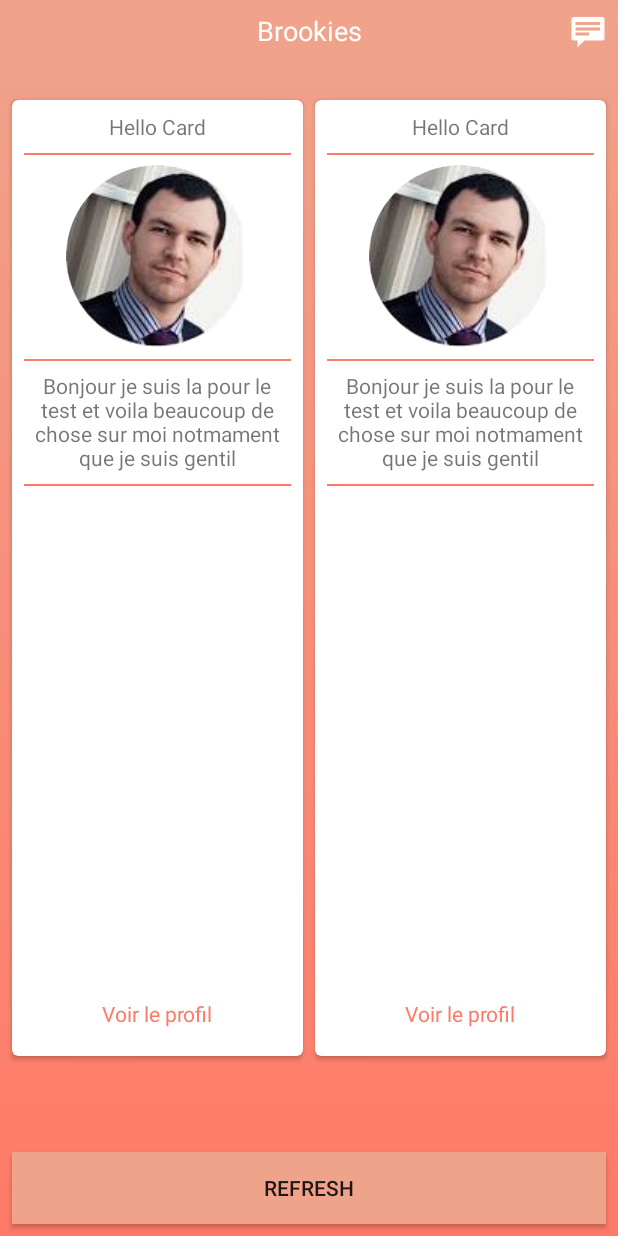
After one commit to Alexyvercruysse/Brookies, an Android app: the MainMatch screen opened directly, with no data from a screen before it, on a phone screen of 412 x 824 dp. The commit adds this screen. Run offline under Robolectric (Android 15) with nearby library versions, the phone set to English and light mode, and no system bars; our stand-ins replace CircleImageView.

Commit message:
add match view and fix description

```diff
--- a/app/build.gradle
+++ b/app/build.gradle
@@ -36,7 +36,7 @@ dependencies {
     compile 'com.facebook.android:facebook-android-sdk:[4,5)'
     compile 'de.hdodenhof:circleimageview:2.1.0'
     compile 'com.squareup.picasso:picasso:2.5.2'
+    compile 'com.android.support:design:25.3.1'
     testCompile 'junit:junit:4.12'
-    compile 'com.android.support:design:25.3.1'
 }
 apply plugin: 'com.google.gms.google-services'
--- a/app/src/main/java/brookies/iut/com/brookies/EditProfile2Activity.java
+++ b/app/src/main/java/brookies/iut/com/brookies/EditProfile2Activity.java
@@ -75,7 +75,7 @@ public class EditProfile2Activity extends AppCompatActivity {
         checkProfile.setOnClickListener(new View.OnClickListener() {
             @Override
             public void onClick(View v) {
-                if (editTextDescription.getText().toString().equals("") || editTextHobbies.getText().toString().equals("")){
+                if (editTextDescription.getText().toString() == null && editTextDescription.getText().toString().equals("") || editTextHobbies.getText().toString() == null && editTextHobbies.getText().toString().equals("")){
                     if (editTextDescription.getText().toString().equals("")){
                         editTextDescription.setError("Need a description");
                     }
--- /dev/null
+++ b/app/src/main/java/brookies/iut/com/brookies/MainMatch.java
@@ -0,0 +1,13 @@
+package brookies.iut.com.brookies;
+
+import android.support.v7.app.AppCompatActivity;
+import android.os.Bundle;
+
+public class MainMatch extends AppCompatActivity {
+
+    @Override
+    protected void onCreate(Bundle savedInstanceState) {
+        super.onCreate(savedInstanceState);
+        setContentView(R.layout.activity_main_match);
+    }
+}
--- a/app/src/main/java/brookies/iut/com/brookies/ProfileActivity.java
+++ b/app/src/main/java/brookies/iut/com/brookies/ProfileActivity.java
@@ -12,6 +12,7 @@ import android.support.v7.widget.SwitchCompat;
 import android.util.Log;
 import android.view.View;
 import android.widget.CompoundButton;
+import android.widget.ImageView;
 import android.widget.TextView;
 
 import com.google.firebase.auth.FirebaseAuth;
@@ -47,6 +48,7 @@ public class ProfileActivity extends AppCompatActivity {
     private SwitchCompat womanSwitch;
     private User user;
     private FloatingActionButton editProfileButton;
+    private ImageView ivPic;
 
     @Override
     protected void onCreate(Bundle savedInstanceState) {
@@ -60,6 +62,7 @@ public class ProfileActivity extends AppCompatActivity {
         mDatabase = FirebaseDatabase.getInstance().getReference();
         editProfileButton = (FloatingActionButton) findViewById(R.id.editProfileFloatingButton);
         profileImage = (CircleImageView) findViewById(R.id.profile_image);
+        ivPic = (ImageView) findViewById(R.id.ivPic);
         mAuthListener = new FirebaseAuth.AuthStateListener() {
             @Override
             public void onAuthStateChanged(@NonNull FirebaseAuth firebaseAuth) {
@@ -72,6 +75,15 @@ public class ProfileActivity extends AppCompatActivity {
                 }
             }
         };
+
+        ivPic.setOnClickListener(new View.OnClickListener() {
+            @Override
+            public void onClick(View v) {
+                Intent intent = new Intent(ProfileActivity.this,MainMatch.class);
+                intent.putExtra("userId",userId);
+                startActivity(intent);
+            }
+        });
 
         mDatabase.child("user/"+userId).addValueEventListener(new ValueEventListener() {
             @Override
--- /dev/null
+++ b/app/src/main/res/layout/activity_main_match.xml
@@ -0,0 +1,269 @@
+<?xml version="1.0" encoding="utf-8"?>
+<LinearLayout xmlns:android="http://schemas.android.com/apk/res/android"
+    xmlns:app="http://schemas.android.com/apk/res-auto"
+    xmlns:tools="http://schemas.android.com/tools"
+    android:layout_width="match_parent"
+    android:layout_height="match_parent"
+    android:background="@drawable/gradient"
+    android:orientation="vertical"
+    tools:context="brookies.iut.com.brookies.MainMatch">
+
+    <FrameLayout
+        android:id="@+id/progressBarHolder"
+        android:layout_width="match_parent"
+        android:layout_height="match_parent"
+        android:alpha="0.4"
+        android:animateLayoutChanges="true"
+        android:background="#fff"
+        android:visibility="gone">
+
+        <ProgressBar
+            style="?android:attr/progressBarStyleLarge"
+            android:layout_width="wrap_content"
+            android:layout_height="wrap_content"
+            android:layout_gravity="center"
+            android:indeterminate="true" />
+
+    </FrameLayout>
+
+    <RelativeLayout
+        android:layout_width="match_parent"
+        android:layout_height="wrap_content"
+        android:layout_marginBottom="24dp">
+
+        <TextView
+            android:layout_width="match_parent"
+            android:layout_height="wrap_content"
+            android:layout_margin="8dp"
+            android:layout_weight="0.88"
+            android:text="Brookies"
+            android:textAlignment="center"
+            android:textColor="#fff"
+            android:textSize="18sp" />
+
+        <ImageButton
+            android:id="@+id/icon_messages"
+            android:layout_width="wrap_content"
+            android:layout_height="wrap_content"
+            android:layout_alignParentRight="true"
+            android:layout_gravity="right"
+            android:layout_margin="8dp"
+            android:background="@null"
+            android:src="@android:drawable/stat_notify_chat" />
+
+    </RelativeLayout>
+
+    <LinearLayout
+        android:layout_width="match_parent"
+        android:layout_height="match_parent"
+        android:layout_marginBottom="30dp"
+        android:layout_weight="10"
+        android:orientation="horizontal"
+        android:weightSum="2">
+
+        <android.support.v7.widget.CardView
+            android:id="@+id/card_view"
+            android:layout_width="wrap_content"
+            android:layout_height="match_parent"
+            android:layout_gravity="center"
+            android:layout_marginBottom="20dp"
+            android:layout_marginLeft="8dp"
+            android:layout_marginRight="4dp"
+            android:layout_marginTop="8dp"
+            android:layout_weight="1"
+            app:cardCornerRadius="4dp">
+
+            <RelativeLayout
+                android:layout_width="match_parent"
+                android:layout_height="match_parent">
+
+                <TextView
+                    android:id="@+id/textView8"
+                    android:layout_width="match_parent"
+                    android:layout_height="wrap_content"
+                    android:layout_margin="8dp"
+                    android:text="Hello Card"
+                    android:textAlignment="center" />
+
+                <View
+                    android:layout_width="match_parent"
+                    android:layout_marginLeft="8dp"
+                    android:layout_marginRight="8dp"
+                    android:layout_below="@id/textView8"
+                    android:background="@color/salmon"
+                    android:layout_height="1dp">
+
+                </View>
+
+                <de.hdodenhof.circleimageview.CircleImageView
+                    android:id="@+id/circleImageView2"
+                    android:layout_width="wrap_content"
+                    android:layout_height="wrap_content"
+                    android:layout_below="@+id/textView8"
+                    android:layout_centerHorizontal="true"
+                    android:layout_weight="1"
+                    android:layout_margin="8dp"
+                    android:src="@drawable/profile" />
+
+                <View
+                    android:layout_width="match_parent"
+                    android:layout_marginLeft="8dp"
+                    android:layout_marginRight="8dp"
+                    android:layout_below="@id/circleImageView2"
+                    android:background="@color/salmon"
+                    android:layout_height="1dp">
+
+                </View>
+
+
+                <TextView
+                    android:id="@+id/textView12"
+                    android:layout_width="match_parent"
+                    android:layout_margin="8dp"
+                    android:layout_height="wrap_content"
+                    android:layout_below="@+id/circleImageView2"
+                    android:text="Bonjour je suis la pour le test
+et voila
+beaucoup
+de chose sur moi notmament que je suis gentil"
+                    android:textAlignment="center" />
+
+                <View
+                    android:layout_width="match_parent"
+                    android:layout_marginLeft="8dp"
+                    android:layout_marginRight="8dp"
+                    android:layout_below="@id/textView12"
+                    android:background="@color/salmon"
+                    android:layout_height="1dp">
+
+                </View>
+
+                <TextView
+                    android:id="@+id/button6"
+                    android:layout_width="match_parent"
+                    android:layout_height="wrap_content"
+                    android:layout_alignParentBottom="true"
+                    android:layout_centerHorizontal="true"
+                    android:layout_margin="8dp"
+                    android:foregroundGravity="center"
+                    android:gravity="center"
+                    android:minHeight="40dp"
+                    android:text="Voir le profil"
+                    android:textAlignment="center"
+                    android:textColor="@color/salmon" />
+
+            </RelativeLayout>
+
+
+
+
+        </android.support.v7.widget.CardView>
+
+        <android.support.v7.widget.CardView
+            android:id="@+id/card_view2"
+            android:layout_width="wrap_content"
+            android:layout_height="match_parent"
+            android:layout_gravity="center"
+            android:layout_marginBottom="20dp"
+            android:layout_marginLeft="4dp"
+            android:layout_marginRight="8dp"
+            android:layout_marginTop="8dp"
+            android:layout_weight="1"
+            app:cardCornerRadius="4dp">
+
+            <RelativeLayout
+                android:layout_width="match_parent"
+                android:layout_height="match_parent">
+
+                <TextView
+                    android:id="@+id/textView20"
+                    android:layout_width="match_parent"
+                    android:layout_height="wrap_content"
+                    android:layout_margin="8dp"
+                    android:text="Hello Card"
+                    android:textAlignment="center" />
+
+                <View
+                    android:layout_width="match_parent"
+                    android:layout_marginLeft="8dp"
+                    android:layout_marginRight="8dp"
+                    android:layout_below="@id/textView20"
+                    android:background="@color/salmon"
+                    android:layout_height="1dp">
+
+                </View>
+
+                <de.hdodenhof.circleimageview.CircleImageView
+                    android:id="@+id/circleImageView20"
+                    android:layout_width="wrap_content"
+                    android:layout_height="wrap_content"
+                    android:layout_below="@+id/textView20"
+                    android:layout_centerHorizontal="true"
+                    android:layout_weight="1"
+                    android:padding="8dp"
+                    android:src="@drawable/profile" />
+
+                <View
+                    android:layout_width="match_parent"
+                    android:layout_marginLeft="8dp"
+                    android:layout_marginRight="8dp"
+                    android:layout_below="@id/circleImageView20"
+                    android:background="@color/salmon"
+                    android:layout_height="1dp">
+
+                </View>
+
+                <TextView
+                    android:id="@+id/textView13"
+                    android:layout_width="match_parent"
+                    android:layout_margin="8dp"
+                    android:layout_height="wrap_content"
+                    android:layout_below="@+id/circleImageView20"
+                    android:text="Bonjour je suis la pour le test
+et voila
+beaucoup
+de chose sur moi notmament que je suis gentil"
+                    android:textAlignment="center" />
+
+                <View
+                    android:layout_width="match_parent"
+                    android:layout_marginLeft="8dp"
+                    android:layout_marginRight="8dp"
+                    android:layout_below="@id/textView13"
+                    android:background="@color/salmon"
+                    android:layout_height="1dp">
+
+                </View>
+
+                <TextView
+                    android:id="@+id/button5"
+                    android:layout_width="match_parent"
+                    android:layout_height="wrap_content"
+                    android:layout_alignParentBottom="true"
+                    android:layout_centerHorizontal="true"
+                    android:layout_margin="8dp"
+                    android:foregroundGravity="center"
+                    android:gravity="center"
+                    android:minHeight="40dp"
+                    android:text="Voir le profil"
+                    android:textAlignment="center"
+                    android:textColor="@color/salmon" />
+
+            </RelativeLayout>
+
+
+        </android.support.v7.widget.CardView>
+
+    </LinearLayout>
+
+    <Button
+        android:id="@+id/button2"
+        android:layout_width="match_parent"
+        android:layout_margin="8dp"
+        android:layout_height="wrap_content"
+        android:layout_gravity="center"
+        android:layout_marginBottom="20dp"
+        android:background="@color/reflresh_button"
+        android:text="Refresh" />
+
+</LinearLayout>
--- a/app/src/main/res/values/colors.xml
+++ b/app/src/main/res/values/colors.xml
@@ -8,4 +8,5 @@
     <color name="charcoal_grey">#3f464a</color>
     <color name="red_pink">#f0455f</color>
     <color name="watermelon">#ff455f</color>
+    <color name="reflresh_button">#f0a38b</color>
 </resources>
```
Also changed, not shown: app/src/main/AndroidManifest.xml (+19 -6 lines), 1 other file.
